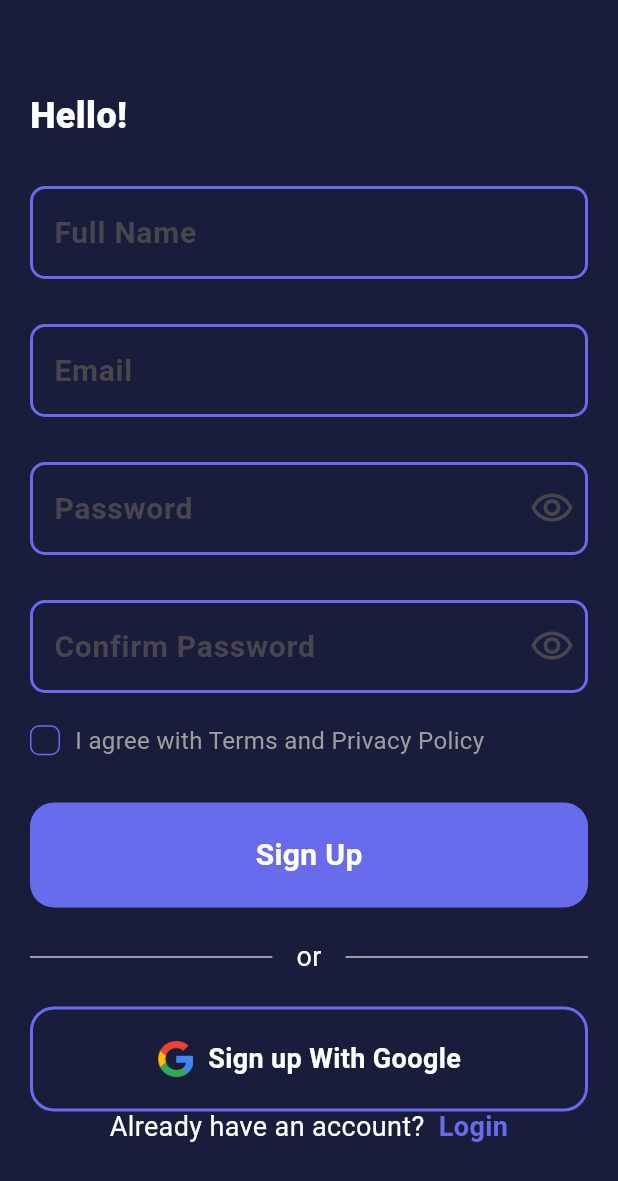
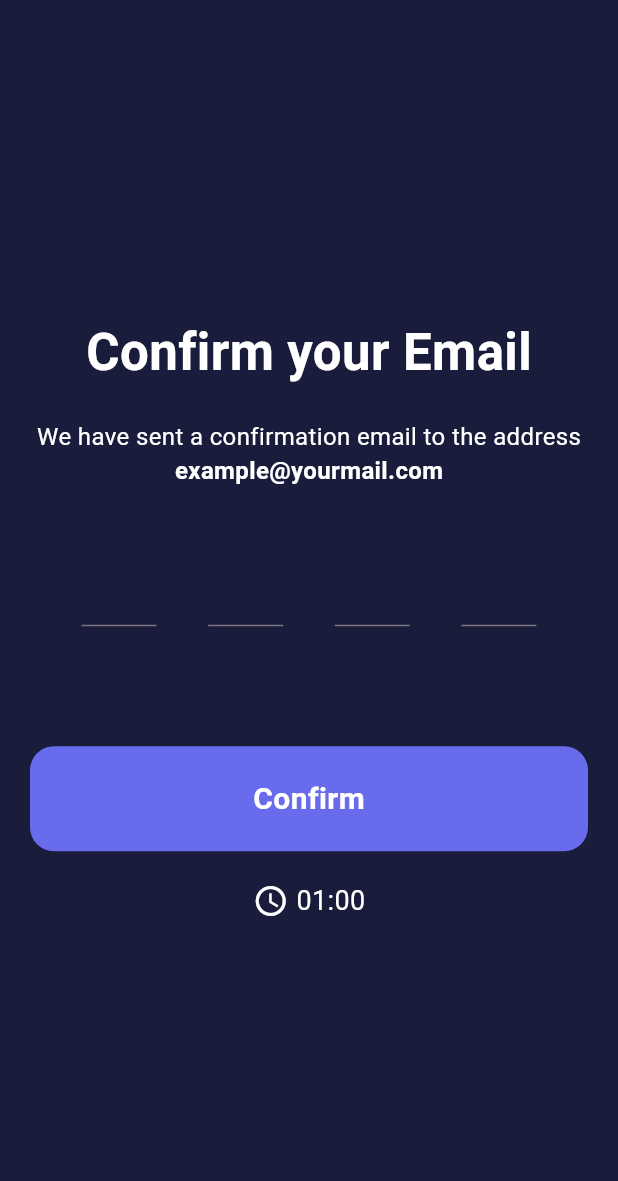
Before and after one commit to You-Unique/kryptowallet, a Flutter app: the SignUpScreen screen opened directly, after a tap on "Sign Up", on a phone screen of 412 x 824 dp. Shown: the top 1181 px of the screen. Run offline on Flutter 3.47's test engine with Material 3 defaults, Android fonts, the phone set to English and light mode, and no system bars.

Commit message:
7 screen done

```diff
--- a/lib/screens/new_user_screen/new_user_main_screen.dart
+++ b/lib/screens/new_user_screen/new_user_main_screen.dart
@@ -84,8 +84,8 @@ class _NewUserMainScreenState extends State<NewUserMainScreen> {
             ),
             60.vSpace,
             Button(
-              width: 300,
-              height: 56,
+              width: ScreenSizes.width(context) * 0.7,
+              height: 60,
               buttonName: currentIndex == 2 ? 'Get Started' : 'Next',
               fontsize: 20,
               onTap: () {
--- a/lib/screens/sign_in_screen/sign_in_screen.dart
+++ b/lib/screens/sign_in_screen/sign_in_screen.dart
@@ -91,7 +91,7 @@ class _SignInScreenState extends State<SignInScreen> {
                 style: TextStyle(
                   fontWeight: FontWeight.w900,
                   color: Colors.white,
-                  fontSize: 24,
+                  fontSize: 34,
                 ),
               ),
               40.vSpace,
--- /dev/null
+++ b/lib/screens/sign_up_screen/email_authentication_screen.dart
@@ -0,0 +1,83 @@
+import 'package:flutter/material.dart';
+import 'package:flutter/services.dart';
+import 'package:kryptowallet/shared_utils/button.dart';
+import 'package:kryptowallet/shared_utils/extension.dart';
+import 'package:kryptowallet/shared_utils/pin_input_widget.dart';
+import 'package:kryptowallet/shared_utils/primary_colour.dart';
+import 'package:kryptowallet/shared_utils/screen_sizes.dart';
+
+class EmailAuthenticationScreen extends StatefulWidget {
+  const EmailAuthenticationScreen({super.key});
+
+  @override
+  State<EmailAuthenticationScreen> createState() =>
+      _EmailAuthenticationScreenState();
+}
+
+class _EmailAuthenticationScreenState extends State<EmailAuthenticationScreen> {
+  @override
+  Widget build(BuildContext context) {
+    return GestureDetector(
+      onTap: () => FocusManager.instance.primaryFocus?.unfocus(),
+      child: Scaffold(
+        backgroundColor: KryptoWalletColor.primaryColor,
+        body: Padding(
+          padding: const EdgeInsets.symmetric(horizontal: 20, vertical: 40),
+          child: Column(
+            mainAxisAlignment: MainAxisAlignment.center,
+            children: [
+              Text(
+                'Confirm your Email',
+                style: TextStyle(
+                  fontWeight: FontWeight.bold,
+                  fontSize: 34,
+                  color: Colors.white,
+                ),
+              ),
+              20.vSpace,
+              Text(
+                'We have sent a confirmation email to the address',
+                style: TextStyle(
+                  fontWeight: FontWeight.normal,
+                  fontSize: 16,
+                  color: Colors.white,
+                ),
+              ),
+              Text(
+                'example@yourmail.com',
+                style: TextStyle(
+                  fontWeight: FontWeight.bold,
+                  fontSize: 16,
+                  color: Colors.white,
+                ),
+              ),
+              40.vSpace,
+              PinInputWidget(),
+              80.vSpace,
+              Button(
+                buttonName: 'Confirm',
+                onTap: () {},
+                buttonColor: KryptoWalletColor2.primaryColor,
+                fontsize: 20,
+                height: 70,
+                width: ScreenSizes.width(context),
+              ),
+              20.vSpace,
+              Row(
+                mainAxisAlignment: MainAxisAlignment.center,
+                children: [
+                  Icon(Icons.access_time, color: Colors.white),
+                  5.hSpace,
+                  Text(
+                    '01:00',
+                    style: TextStyle(fontSize: 18, color: Colors.white),
+                  ),
+                ],
+              ),
+            ],
+          ),
+        ),
+      ),
+    );
+  }
+}
--- a/lib/screens/sign_up_screen/sign_up_screen.dart
+++ b/lib/screens/sign_up_screen/sign_up_screen.dart
@@ -2,6 +2,7 @@ import 'package:flutter/gestures.dart';
 import 'package:flutter/material.dart';
 import 'package:kryptowallet/google/google_sign_up_button.dart';
 import 'package:kryptowallet/screens/sign_in_screen/sign_in_screen.dart';
+import 'package:kryptowallet/screens/sign_up_screen/email_authentication_screen.dart';
 import 'package:kryptowallet/shared_utils/button.dart';
 import 'package:kryptowallet/shared_utils/extension.dart';
 import 'package:kryptowallet/shared_utils/input_field.dart';
@@ -97,7 +98,7 @@ class _SignUpScreenState extends State<SignUpScreen> {
                 style: TextStyle(
                   fontWeight: FontWeight.w900,
                   color: Colors.white,
-                  fontSize: 24,
+                  fontSize: 34,
                 ),
               ),
               30.vSpace,
@@ -200,7 +201,15 @@ class _SignUpScreenState extends State<SignUpScreen> {
               Button(
                 buttonName: 'Sign Up',
                 fontsize: 20,
-                onTap: () {},
+                onTap: () {
+                  Navigator.of(context).push(
+                    MaterialPageRoute(
+                      builder: (context) {
+                        return EmailAuthenticationScreen();
+                      },
+                    ),
+                  );
+                },
                 buttonColor: KryptoWalletColor2.primaryColor,
                 height: 70,
                 width: ScreenSizes.width(context),
--- /dev/null
+++ b/lib/shared_utils/pin_input_widget.dart
@@ -0,0 +1,89 @@
+import 'package:flutter/material.dart';
+import 'package:kryptowallet/shared_utils/primary_colour.dart';
+
+class PinInputWidget extends StatefulWidget {
+  const PinInputWidget({super.key});
+
+  @override
+  State<PinInputWidget> createState() => _PinInputWidgetState();
+}
+
+class _PinInputWidgetState extends State<PinInputWidget> {
+  final List<TextEditingController> _controllers = List.generate(
+    4,
+    (i) => TextEditingController(),
+  );
+  final List<FocusNode> _focusNodes = List.generate(4, (i) => FocusNode());
+
+  @override
+  void dispose() {
+    for (var controller in _controllers) {
+      controller.dispose();
+    }
+    for (var node in _focusNodes) {
+      node.dispose();
+    }
+    super.dispose();
+  }
+
+  void _handleTextChange(int index, String value) {
+    // Allow only 1 digit (0-9)
+    if (value.isNotEmpty && !RegExp(r'^[0-9]$').hasMatch(value)) {
+      _controllers[index].clear();
+      return;
+    }
+
+    // Auto-focus next field if a digit is entered
+    if (value.length == 1 && index < 3) {
+      FocusScope.of(context).requestFocus(_focusNodes[index + 1]);
+    }
+    // Optional: Unfocus if last field is filled
+    else if (value.length == 1 && index == 3) {
+      _focusNodes[index].unfocus();
+    }
+  }
+
+  @override
+  Widget build(BuildContext context) {
+    return Row(
+      mainAxisAlignment: MainAxisAlignment.spaceEvenly,
+      children: List.generate(
+        4,
+        (index) => SizedBox(
+          width: 50,
+          child: TextFormField(
+            controller: _controllers[index],
+            focusNode: _focusNodes[index],
+            keyboardType: TextInputType.number,
+            textAlign: TextAlign.center,
+            maxLength: 1,
+            style: TextStyle(
+              color: Colors.white,
+              fontSize: 24,
+              fontWeight: FontWeight.bold, // Optional: Bold text
+            ), // Ensures only 1 character
+            decoration: InputDecoration(
+              counterText: '', // Hides the character counter
+              border: UnderlineInputBorder(
+                borderSide: BorderSide(
+                  color: KryptoWalletColor2.primaryColor,
+                  width: 8,
+                ),
+              ),
+            ),
+            onChanged: (value) {
+              if (value.length == 4 && RegExp(r'^[0-9]{4}$').hasMatch(value)) {
+                for (int i = 0; i < 4; i++) {
+                  _controllers[i].text = value[i];
+                }
+                _focusNodes.last.unfocus();
+              } else {
+                _handleTextChange(index, value);
+              }
+            },
+          ),
+        ),
+      ),
+    );
+  }
+}
```
